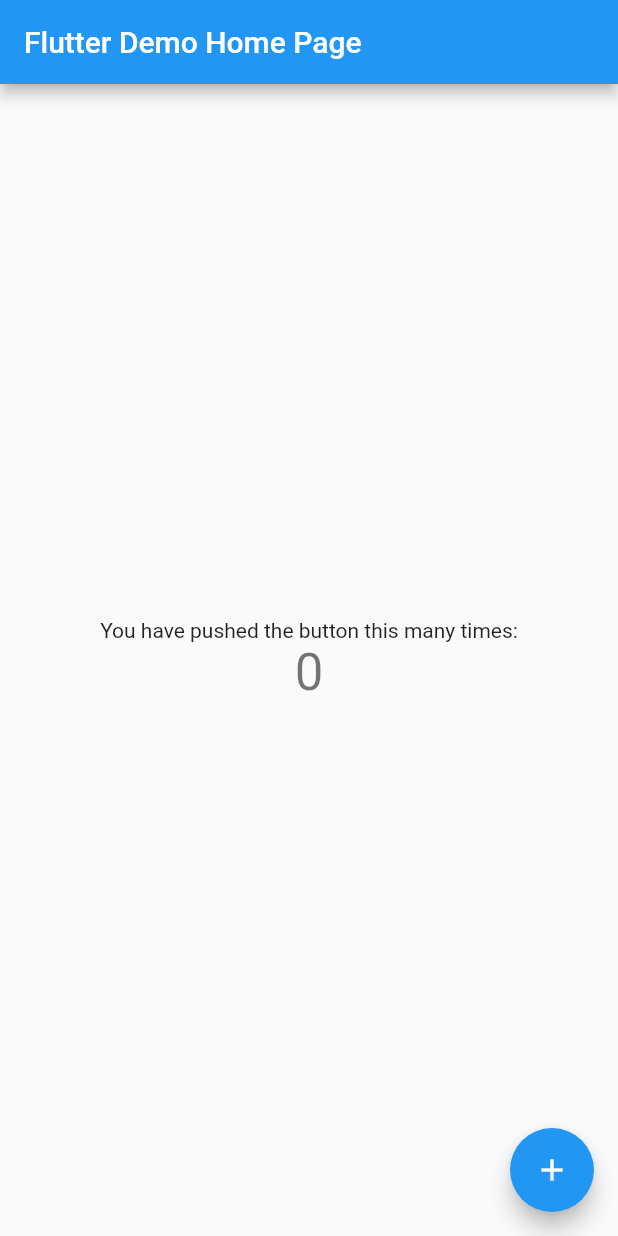
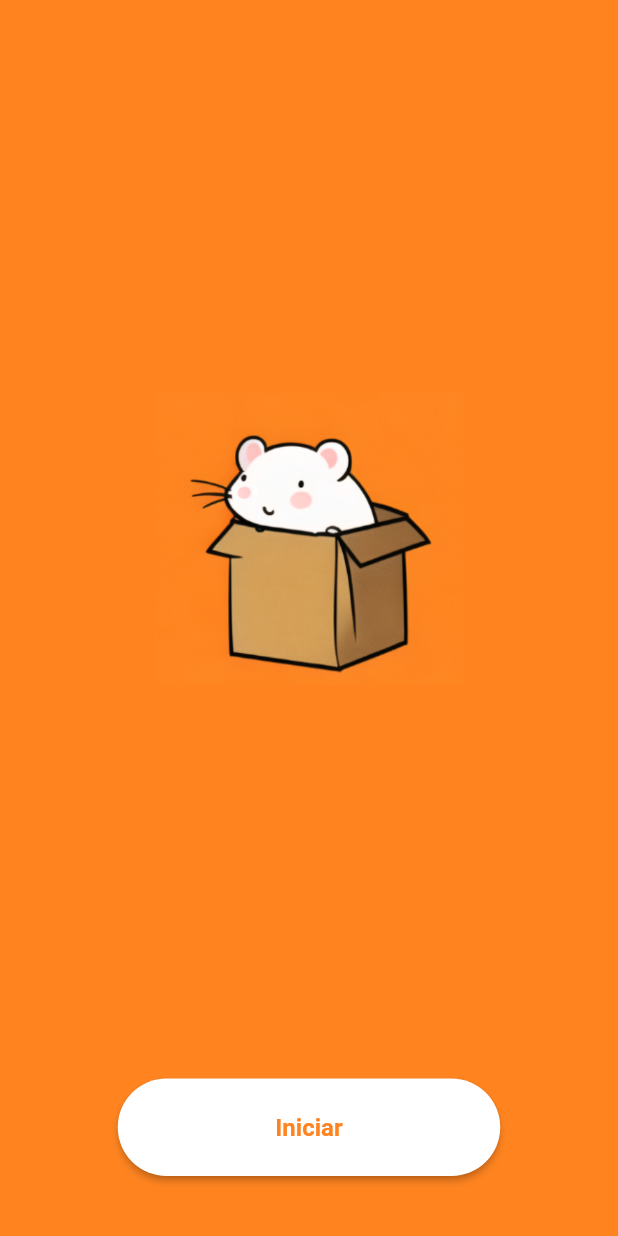
Before and after one commit to ratracks/app, a Flutter app: the screen it shows after launch, on a phone screen of 412 x 824 dp. Run offline on Flutter 3.47's test engine with Material 2 defaults, Android fonts, the phone set to English and light mode, and no system bars; our stand-ins replace flutter_modular.

Commit message:
RAT-19 feature(app && pages/start_page): adding flutter_modular and StartPage widget

```diff
--- /dev/null
+++ b/lib/app_module.dart
@@ -0,0 +1,13 @@
+import 'package:flutter_modular/flutter_modular.dart';
+import 'package:ratracks/presenter/pages/start/start_module.dart';
+
+import 'presenter/pages/home/home_module.dart';
+
+class AppModule extends Module {
+
+  @override
+  final List<ModularRoute> routes = [
+    ModuleRoute('/', module: StartModule()),
+    ModuleRoute('/home', module: HomeModule()),
+  ];
+}
--- a/lib/main.dart
+++ b/lib/main.dart
@@ -1,115 +1,84 @@
 import 'package:flutter/material.dart';
+import 'package:flutter_modular/flutter_modular.dart';
+
+import 'app_module.dart';
 
 void main() {
   runApp(const MyApp());
 }
 
 class MyApp extends StatelessWidget {
-  const MyApp({super.key});
+  const MyApp({Key? key}) : super(key: key);
+
+  @override
+  Widget build(BuildContext context) {
+    return ModularApp(
+      module: AppModule(),
+      child: const AppChild(),
+    );
+  }
+}
+
+class AppChild extends StatelessWidget {
+  const AppChild({super.key});
 
   // This widget is the root of your application.
   @override
   Widget build(BuildContext context) {
-    return MaterialApp(
-      title: 'Flutter Demo',
+    return MaterialApp.router(
+      title: 'RaTracks',
       theme: ThemeData(
-        // This is the theme of your application.
-        //
-        // Try running your application with "flutter run". You'll see the
-        // application has a blue toolbar. Then, without quitting the app, try
-        // changing the primarySwatch below to Colors.green and then invoke
-        // "hot reload" (press "r" in the console where you ran "flutter run",
-        // or simply save your changes to "hot reload" in a Flutter IDE).
-        // Notice that the counter didn't reset back to zero; the application
-        // is not restarted.
-        primarySwatch: Colors.blue,
+        appBarTheme: const AppBarTheme(
+          backgroundColor: Color.fromARGB(255, 255, 132, 32),
+          titleTextStyle: TextStyle(
+            color: Color.fromARGB(255, 255, 255, 255),
+            fontWeight: FontWeight.bold,
+          ),
+        ),
+        filledButtonTheme: FilledButtonThemeData(
+          style: ButtonStyle(
+            minimumSize: MaterialStateProperty.all<Size>(
+              const Size(255.0, 70.0),
+            ),
+            backgroundColor: MaterialStateProperty.all<Color>(
+              const Color.fromARGB(255, 255, 132, 32),
+            ),
+            foregroundColor: MaterialStateProperty.all<Color>(
+              const Color.fromARGB(255, 255, 255, 255),
+            ),
+            textStyle: MaterialStateProperty.all<TextStyle>(const TextStyle(
+              fontWeight: FontWeight.normal,
+              fontSize: 14.0,
+            )),
+          ),
+        ),
+        elevatedButtonTheme: ElevatedButtonThemeData(
+          style: ButtonStyle(
+            minimumSize: MaterialStateProperty.all<Size>(
+              const Size(255.0, 65.0),
+            ),
+            backgroundColor: MaterialStateProperty.all<Color>(
+              const Color.fromARGB(255, 255, 255, 255),
+            ),
+            foregroundColor: MaterialStateProperty.all<Color>(
+              const Color.fromARGB(255, 255, 132, 32),
+            ),
+            textStyle: MaterialStateProperty.all<TextStyle>(const TextStyle(
+              fontWeight: FontWeight.bold,
+              fontSize: 16.0,
+            )),
+            shape: MaterialStateProperty.all<RoundedRectangleBorder>(
+              RoundedRectangleBorder(
+                borderRadius: BorderRadius.circular(50),
+                // set the desired border radius
+              ),
+            ),
+          ),
+        ),
+        primarySwatch: Colors.orange,
       ),
-      home: const MyHomePage(title: 'Flutter Demo Home Page'),
+      routeInformationParser: Modular.routeInformationParser,
+      routerDelegate: Modular.routerDelegate,
     );
   }
 }
-
-class MyHomePage extends StatefulWidget {
-  const MyHomePage({super.key, required this.title});
-
-  // This widget is the home page of your application. It is stateful, meaning
-  // that it has a State object (defined below) that contains fields that affect
-  // how it looks.
-
-  // This class is the configuration for the state. It holds the values (in this
-  // case the title) provided by the parent (in this case the App widget) and
-  // used by the build method of the State. Fields in a Widget subclass are
-  // always marked "final".
-
-  final String title;
-
-  @override
-  State<MyHomePage> createState() => _MyHomePageState();
-}
-
-class _MyHomePageState extends State<MyHomePage> {
-  int _counter = 0;
-
-  void _incrementCounter() {
-    setState(() {
-      // This call to setState tells the Flutter framework that something has
-      // changed in this State, which causes it to rerun the build method below
-      // so that the display can reflect the updated values. If we changed
-      // _counter without calling setState(), then the build method would not be
-      // called again, and so nothing would appear to happen.
-      _counter++;
-    });
-  }
-
-  @override
-  Widget build(BuildContext context) {
-    // This method is rerun every time setState is called, for instance as done
-    // by the _incrementCounter method above.
-    //
-    // The Flutter framework has been optimized to make rerunning build methods
-    // fast, so that you can just rebuild anything that needs updating rather
-    // than having to individually change instances of widgets.
-    return Scaffold(
-      appBar: AppBar(
-        // Here we take the value from the MyHomePage object that was created by
-        // the App.build method, and use it to set our appbar title.
-        title: Text(widget.title),
-      ),
-      body: Center(
-        // Center is a layout widget. It takes a single child and positions it
-        // in the middle of the parent.
-        child: Column(
-          // Column is also a layout widget. It takes a list of children and
-          // arranges them vertically. By default, it sizes itself to fit its
-          // children horizontally, and tries to be as tall as its parent.
-          //
-          // Invoke "debug painting" (press "p" in the console, choose the
-          // "Toggle Debug Paint" action from the Flutter Inspector in Android
-          // Studio, or the "Toggle Debug Paint" command in Visual Studio Code)
-          // to see the wireframe for each widget.
-          //
-          // Column has various properties to control how it sizes itself and
-          // how it positions its children. Here we use mainAxisAlignment to
-          // center the children vertically; the main axis here is the vertical
-          // axis because Columns are vertical (the cross axis would be
-          // horizontal).
-          mainAxisAlignment: MainAxisAlignment.center,
-          children: <Widget>[
-            const Text(
-              'You have pushed the button this many times:',
-            ),
-            Text(
-              '$_counter',
-              style: Theme.of(context).textTheme.headlineMedium,
-            ),
-          ],
-        ),
-      ),
-      floatingActionButton: FloatingActionButton(
-        onPressed: _incrementCounter,
-        tooltip: 'Increment',
-        child: const Icon(Icons.add),
-      ), // This trailing comma makes auto-formatting nicer for build methods.
-    );
-  }
-}
--- /dev/null
+++ b/lib/presenter/pages/home/home_module.dart
@@ -0,0 +1,9 @@
+import 'package:flutter_modular/flutter_modular.dart';
+import 'package:ratracks/presenter/pages/home/home_page.dart';
+
+class HomeModule extends Module {
+  @override
+  final List<ModularRoute> routes = [
+    ChildRoute(Modular.initialRoute, child: (_, args) => const HomePage()),
+  ];
+}
--- /dev/null
+++ b/lib/presenter/pages/home/home_page.dart
@@ -0,0 +1,75 @@
+import 'package:flutter/material.dart';
+
+class HomePage extends StatefulWidget {
+  const HomePage({super.key});
+
+  @override
+  State<HomePage> createState() => _HomePageState();
+}
+
+class _HomePageState extends State<HomePage> {
+  int _counter = 0;
+
+  void _incrementCounter() {
+    setState(() {
+      // This call to setState tells the Flutter framework that something has
+      // changed in this State, which causes it to rerun the build method below
+      // so that the display can reflect the updated values. If we changed
+      // _counter without calling setState(), then the build method would not be
+      // called again, and so nothing would appear to happen.
+      _counter++;
+    });
+  }
+
+  @override
+  Widget build(BuildContext context) {
+    // This method is rerun every time setState is called, for instance as done
+    // by the _incrementCounter method above.
+    //
+    // The Flutter framework has been optimized to make rerunning build methods
+    // fast, so that you can just rebuild anything that needs updating rather
+    // than having to individually change instances of widgets.
+    return Scaffold(
+      appBar: AppBar(
+        // Here we take the value from the MyHomePage object that was created by
+        // the App.build method, and use it to set our appbar title.
+        title: const Text('Ratracks'),
+      ),
+      body: Center(
+        // Center is a layout widget. It takes a single child and positions it
+        // in the middle of the parent.
+        child: Column(
+          // Column is also a layout widget. It takes a list of children and
+          // arranges them vertically. By default, it sizes itself to fit its
+          // children horizontally, and tries to be as tall as its parent.
+          //
+          // Invoke "debug painting" (press "p" in the console, choose the
+          // "Toggle Debug Paint" action from the Flutter Inspector in Android
+          // Studio, or the "Toggle Debug Paint" command in Visual Studio Code)
+          // to see the wireframe for each widget.
+          //
+          // Column has various properties to control how it sizes itself and
+          // how it positions its children. Here we use mainAxisAlignment to
+          // center the children vertically; the main axis here is the vertical
+          // axis because Columns are vertical (the cross axis would be
+          // horizontal).
+          mainAxisAlignment: MainAxisAlignment.center,
+          children: <Widget>[
+            const Text(
+              'You have pushed the button this many times:',
+            ),
+            Text(
+              '$_counter',
+              style: Theme.of(context).textTheme.headlineMedium,
+            ),
+          ],
+        ),
+      ),
+      floatingActionButton: FloatingActionButton(
+        onPressed: _incrementCounter,
+        tooltip: 'Increment',
+        child: const Icon(Icons.add),
+      ), // This trailing comma makes auto-formatting nicer for build methods.
+    );
+  }
+}
--- /dev/null
+++ b/lib/presenter/pages/start/start_module.dart
@@ -0,0 +1,9 @@
+import 'package:flutter_modular/flutter_modular.dart';
+import 'package:ratracks/presenter/pages/start/start_page.dart';
+
+class StartModule extends Module {
+  @override
+  final List<ModularRoute> routes = [
+    ChildRoute(Modular.initialRoute, child: (_, args) => const StartPage()),
+  ];
+}
--- /dev/null
+++ b/lib/presenter/pages/start/start_page.dart
@@ -0,0 +1,38 @@
+import 'package:flutter/material.dart';
+import 'package:flutter_modular/flutter_modular.dart';
+
+class StartPage extends StatelessWidget {
+  const StartPage({super.key});
+
+  @override
+  Widget build(BuildContext context) {
+    return Expanded(
+      child: Container(
+        color: const Color.fromARGB(255, 255, 132, 32),
+        child: Padding(
+          padding: const EdgeInsets.only(bottom: 40),
+          child: Column(
+            mainAxisAlignment: MainAxisAlignment.spaceBetween,
+            children: [
+              Expanded(
+                child: Center(
+                  child: Image.asset(
+                    'assets/images/logo.png', // replace with your image asset path
+                    width: MediaQuery.of(context).size.width * 0.5,
+                    fit: BoxFit.contain,
+                  ),
+                ),
+              ),
+              ElevatedButton(
+                onPressed: () {
+                  Modular.to.navigate('/home');
+                },
+                child: const Text('Iniciar'),
+              ),
+            ],
+          ),
+        ),
+      ),
+    );
+  }
+}
--- a/pubspec.yaml
+++ b/pubspec.yaml
@@ -35,6 +35,7 @@
   # The following adds the Cupertino Icons font to your application.
   # Use with the CupertinoIcons class for iOS style icons.
   cupertino_icons: ^1.0.2
+  flutter_modular: ^5.0.3
 
 dev_dependencies:
   flutter_test:
@@ -59,8 +60,8 @@
   uses-material-design: true
 
   # To add assets to your application, add an assets section, like this:
-  # assets:
-  #   - images/a_dot_burr.jpeg
+  assets:
+    - assets/images/logo.png
   #   - images/a_dot_ham.jpeg
 
   # An image asset can refer to one or more resolution-specific "variants", see
```
Also changed, not shown: assets/images/logo.png (added).
